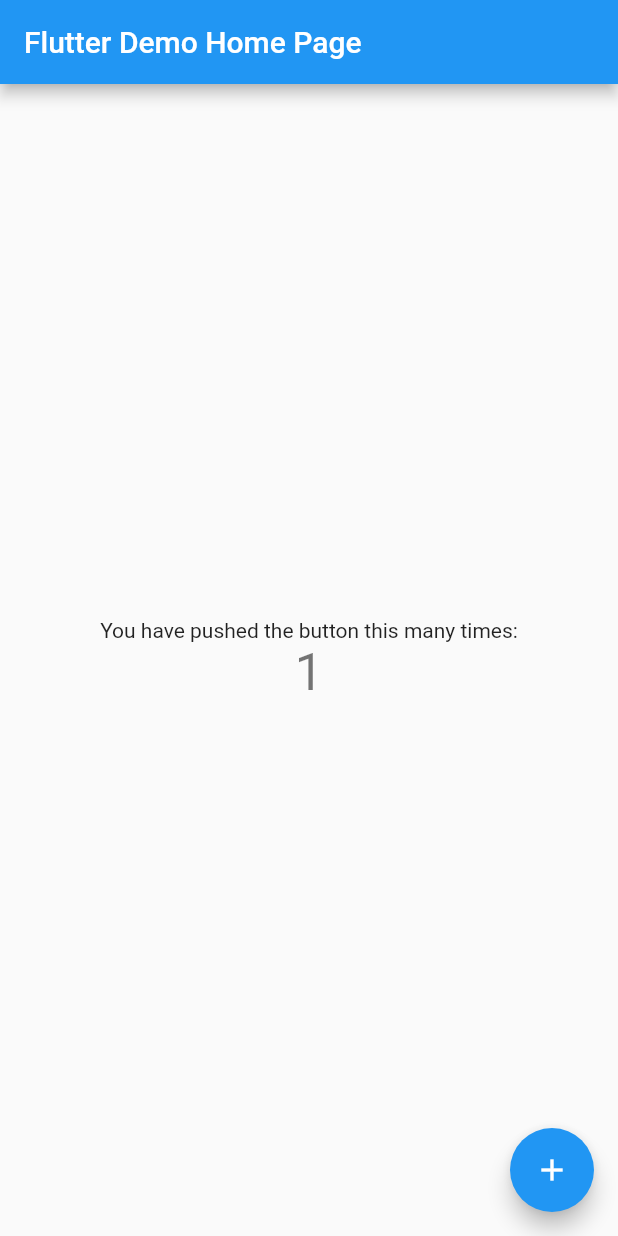
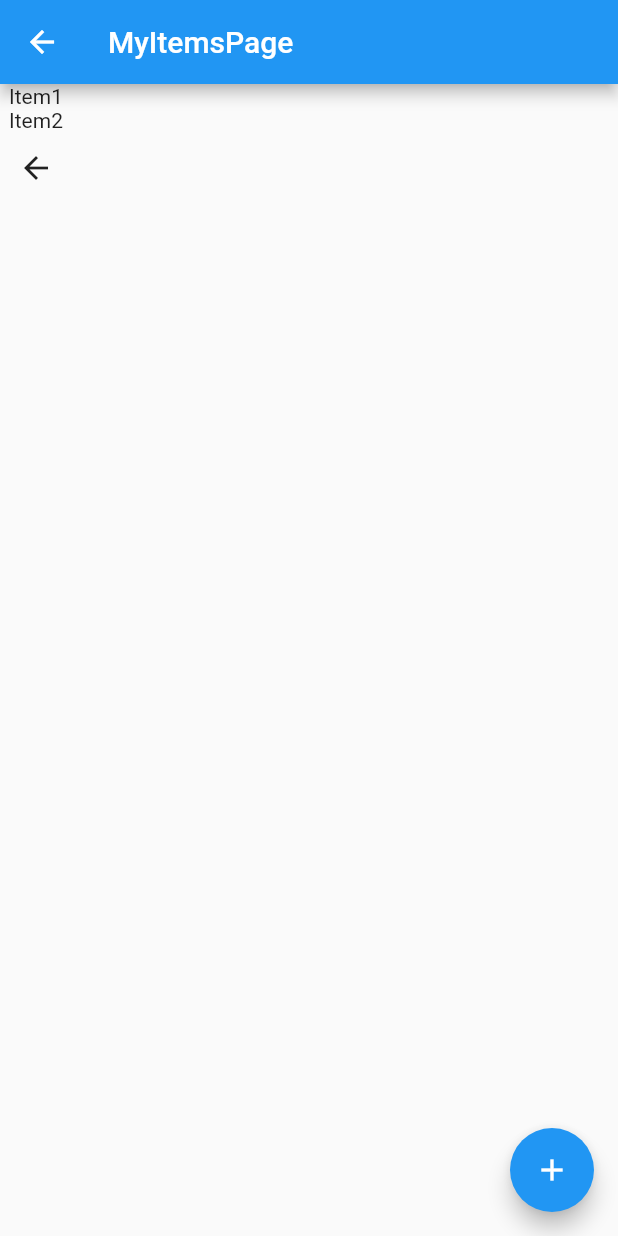
Before and after one commit to AlexTheLion123/kodestatFlutterTuts, a Flutter app: the screen it shows after launch, after a tap on the "add" icon, on a phone screen of 412 x 824 dp. Run offline on Flutter 3.47's test engine with Material 2 defaults, Android fonts, the phone set to English and light mode, and no system bars.

Commit message:
4.2. routes using stateful widget

```diff
--- a/routes_stateful_widget_4_2/lib/main.dart
+++ b/routes_stateful_widget_4_2/lib/main.dart
@@ -10,36 +10,23 @@
   // This widget is the root of your application.
   @override
   Widget build(BuildContext context) {
+    var routes = <String, WidgetBuilder>{
+      MyItemsPage.routeName: (BuildContext context) =>
+          MyItemsPage(title: "MyItemsPage"),
+    };
+
     return MaterialApp(
-      title: 'Flutter Demo',
-      theme: ThemeData(
-        // This is the theme of your application.
-        //
-        // Try running your application with "flutter run". You'll see the
-        // application has a blue toolbar. Then, without quitting the app, try
-        // changing the primarySwatch below to Colors.green and then invoke
-        // "hot reload" (press "r" in the console where you ran "flutter run",
-        // or simply save your changes to "hot reload" in a Flutter IDE).
-        // Notice that the counter didn't reset back to zero; the application
-        // is not restarted.
-        primarySwatch: Colors.blue,
-      ),
-      home: const MyHomePage(title: 'Flutter Demo Home Page'),
-    );
+        title: 'Flutter Demo',
+        theme: ThemeData(
+          primarySwatch: Colors.blue,
+        ),
+        home: MyHomePage(title: 'Flutter Demo Home Page'),
+        routes: routes);
   }
 }
 
 class MyHomePage extends StatefulWidget {
   const MyHomePage({Key? key, required this.title}) : super(key: key);
-
-  // This widget is the home page of your application. It is stateful, meaning
-  // that it has a State object (defined below) that contains fields that affect
-  // how it looks.
-
-  // This class is the configuration for the state. It holds the values (in this
-  // case the title) provided by the parent (in this case the App widget) and
-  // used by the build method of the State. Fields in a Widget subclass are
-  // always marked "final".
 
   final String title;
 
@@ -51,65 +38,77 @@
   int _counter = 0;
 
   void _incrementCounter() {
-    setState(() {
-      // This call to setState tells the Flutter framework that something has
-      // changed in this State, which causes it to rerun the build method below
-      // so that the display can reflect the updated values. If we changed
-      // _counter without calling setState(), then the build method would not be
-      // called again, and so nothing would appear to happen.
-      _counter++;
-    });
+    Navigator.pushNamed(context, MyItemsPage.routeName);
   }
 
   @override
   Widget build(BuildContext context) {
-    // This method is rerun every time setState is called, for instance as done
-    // by the _incrementCounter method above.
-    //
-    // The Flutter framework has been optimized to make rerunning build methods
-    // fast, so that you can just rebuild anything that needs updating rather
-    // than having to individually change instances of widgets.
-    return Scaffold(
+    var button = IconButton(
+      onPressed: _onButtonPressed,
+      icon: Icon(Icons.access_alarm),
+    );
+    return new Scaffold(
       appBar: AppBar(
-        // Here we take the value from the MyHomePage object that was created by
-        // the App.build method, and use it to set our appbar title.
         title: Text(widget.title),
       ),
-      body: Center(
-        // Center is a layout widget. It takes a single child and positions it
-        // in the middle of the parent.
-        child: Column(
-          // Column is also a layout widget. It takes a list of children and
-          // arranges them vertically. By default, it sizes itself to fit its
-          // children horizontally, and tries to be as tall as its parent.
-          //
-          // Invoke "debug painting" (press "p" in the console, choose the
-          // "Toggle Debug Paint" action from the Flutter Inspector in Android
-          // Studio, or the "Toggle Debug Paint" command in Visual Studio Code)
-          // to see the wireframe for each widget.
-          //
-          // Column has various properties to control how it sizes itself and
-          // how it positions its children. Here we use mainAxisAlignment to
-          // center the children vertically; the main axis here is the vertical
-          // axis because Columns are vertical (the cross axis would be
-          // horizontal).
-          mainAxisAlignment: MainAxisAlignment.center,
-          children: <Widget>[
-            const Text(
-              'You have pushed the button this many times:',
-            ),
-            Text(
-              '$_counter',
-              style: Theme.of(context).textTheme.headline4,
-            ),
-          ],
-        ),
+      body: Column(
+        children: <Widget>[Text('Dog'), Text('Cat'), button],
       ),
       floatingActionButton: FloatingActionButton(
         onPressed: _incrementCounter,
         tooltip: 'Increment',
-        child: const Icon(Icons.add),
-      ), // This trailing comma makes auto-formatting nicer for build methods.
+        child: Icon(Icons.add),
+      ),
     );
   }
+
+  void _onButtonPressed() {
+    Navigator.pushNamed(context, MyItemsPage.routeName);
+  }
 }
+
+class MyItemsPage extends StatefulWidget {
+  const MyItemsPage({Key? key, required this.title}) : super(key: key);
+
+  static const String routeName = "/MyItemsPage";
+
+  final String title;
+
+  @override
+  _MyItemsPageState createState() => _MyItemsPageState();
+}
+
+/// // 1. After the page has been created, register it with the app routes
+/// routes: <String, WidgetBuilder>{
+///   MyItemsPage.routeName: (BuildContext context) => new MyItemsPage(title: "MyItemsPage"),
+/// },
+///
+/// // 2. Then this could be used to navigate to the page.
+/// Navigator.pushNamed(context, MyItemsPage.routeName);
+///
+
+class _MyItemsPageState extends State<MyItemsPage> {
+  @override
+  Widget build(BuildContext context) {
+    var button =
+        IconButton(onPressed: _onButtonPressed, icon: Icon(Icons.arrow_back));
+    return Scaffold(
+      appBar: AppBar(
+        title: Text(widget.title),
+      ),
+      body: Container(
+        child: Column(children: <Widget>[Text('Item1'), Text('Item2'), button]),
+      ),
+      floatingActionButton: FloatingActionButton(
+          onPressed: _onFloatingActionButtonPressed,
+          tooltip: 'Add',
+          child: Icon(Icons.add)),
+    );
+  }
+
+  void _onFloatingActionButtonPressed() {}
+
+  void _onButtonPressed() {
+    Navigator.pop(context);
+  }
+}
```
